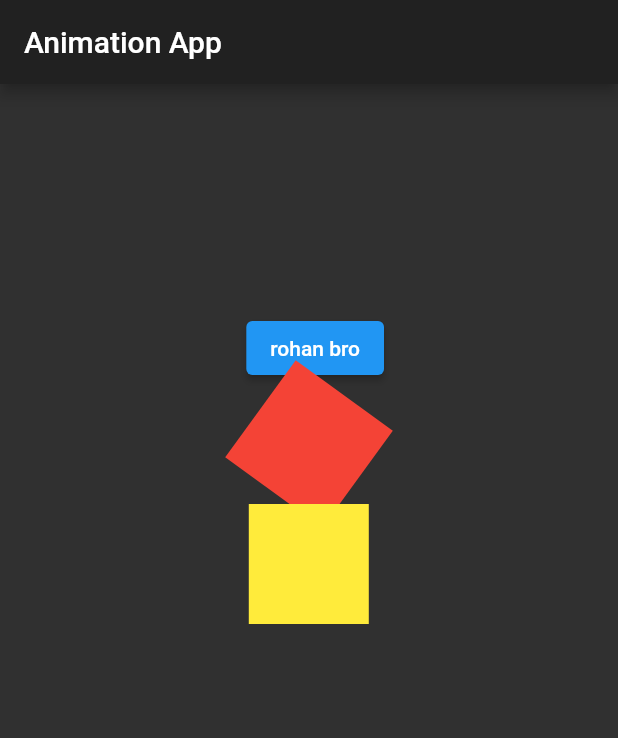
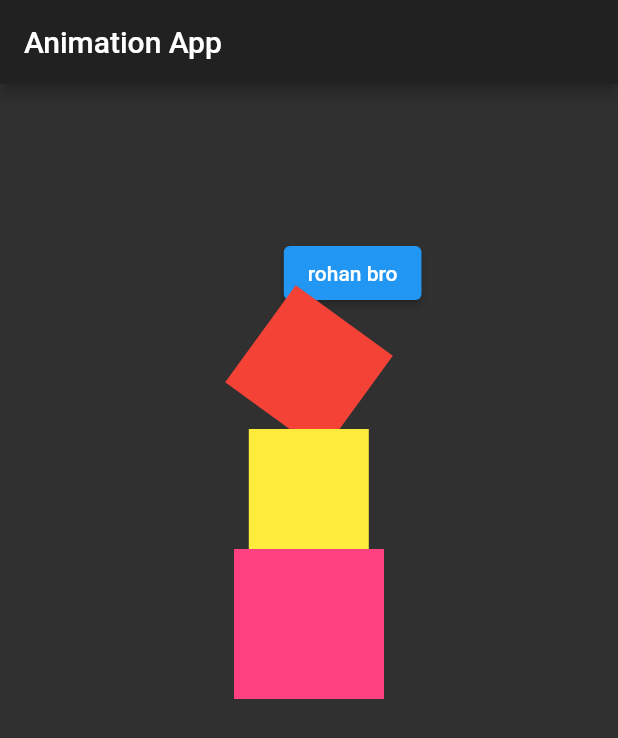
Before and after one commit to RohanUttamVeer/flutter-Animations, a Flutter app: the screen it shows after launch, on a phone screen of 412 x 824 dp. Shown: the top 738 px of the screen. Run offline on Flutter 3.47's test engine with Material 2 defaults, Android fonts, the phone set to English and light mode, and no system bars.

Commit message:
transform animation

```diff
--- a/lib/animation_widget/animation_1.dart
+++ b/lib/animation_widget/rotation_animation.dart
@@ -8,7 +8,7 @@ class Myanimation extends StatefulWidget {
 
 class _Myanimation extends State<Myanimation>
     with SingleTickerProviderStateMixin {
-  Animation controller;
+   AnimationController controller;
   Animation<double> animation;
 
   @override
@@ -25,7 +25,8 @@ class _Myanimation extends State<Myanimation>
 
   @override
   void dispose() {
-    // controller.dispose();
+    controller.dispose();
+
     super.dispose();
   }
 
@@ -33,9 +34,7 @@ class _Myanimation extends State<Myanimation>
   Widget build(BuildContext context) => Center(
         child: AnimatedBuilder(
           animation: animation,
-          child: Container(
-            color: Colors.red,
-            width: 80, height: 80),
+          child: Container(color: Colors.red, width: 80, height: 80),
           builder: (context, child) => Transform.rotate(
             angle: animation.value,
             child: child,
--- a/lib/animation_widget/slide_animation.dart
+++ b/lib/animation_widget/slide_animation.dart
@@ -62,6 +62,7 @@ class _SlideAnimation extends State<SlideAnimation>
           animation: animation,
           child: Container(color: Colors.yellow, width: 80, height: 80),
           builder: (context, child) {
+
             final width = MediaQuery.of(context).size.width;
             final x = animation.value * width;
 
--- /dev/null
+++ b/lib/animation_widget/transform_animation.dart
@@ -0,0 +1,54 @@
+import 'package:flutter/material.dart';
+
+class transformAnimation extends StatefulWidget {
+  @override
+  _transformAnimation createState() => _transformAnimation();
+}
+
+class _transformAnimation extends State<transformAnimation>
+    with SingleTickerProviderStateMixin {
+  AnimationController controller;
+  Animation<double> sizeAnimation;
+  Animation<BorderRadius> radiusAnimation;
+
+  @override
+  void initState() {
+    super.initState();
+
+    controller = AnimationController(
+      duration: Duration(seconds: 8),
+      vsync: this,
+    )..repeat();
+
+    final curvedAnimation =
+        CurvedAnimation(parent: controller, curve: Curves.ease);
+
+    sizeAnimation = Tween<double>(begin: 20, end: 100).animate(curvedAnimation);
+    radiusAnimation = BorderRadiusTween(
+      begin: BorderRadius.circular(60),
+      end: BorderRadius.circular(0),
+    ).animate(curvedAnimation);
+  }
+
+  @override
+  void dispose() {
+    controller.dispose();
+
+    super.dispose();
+  }
+
+  @override
+  Widget build(BuildContext context) => Center(
+        child: AnimatedBuilder(
+          animation: controller,
+          builder: (context, child) => Container(
+            width: sizeAnimation.value,
+            height: sizeAnimation.value,
+            decoration: BoxDecoration(
+              color: Colors.pinkAccent,
+              borderRadius: radiusAnimation.value,
+            ),
+          ),
+        ),
+      );
+}
--- a/lib/main.dart
+++ b/lib/main.dart
@@ -1,6 +1,8 @@
 import 'package:flutter/material.dart';
-import 'animation_widget/animation_1.dart';
+import 'animation_widget/rotation_animation.dart';
 import 'animation_widget/slide_animation.dart';
+import 'animation_widget/transform_animation.dart';
+
 //navigation created
 void main() => runApp(const MyApp());
 
@@ -52,9 +54,9 @@ class _MyStatefulWidgetState extends State<MyStatefulWidget> {
               //       selected = !selected;
               //     });
               //   },
-              Container (
-                width: 100,
-                height: 200,
+              Container(
+                width: 150,
+                height: 150,
                 child: AnimatedAlign(
                   // #1 Animation Align
                   alignment:
@@ -76,9 +78,9 @@ class _MyStatefulWidgetState extends State<MyStatefulWidget> {
               ),
               Myanimation(),
               SlideAnimation(),
+              transformAnimation(),
             ],
           ),
-        )
-        );
+        ));
   }
 }
```
